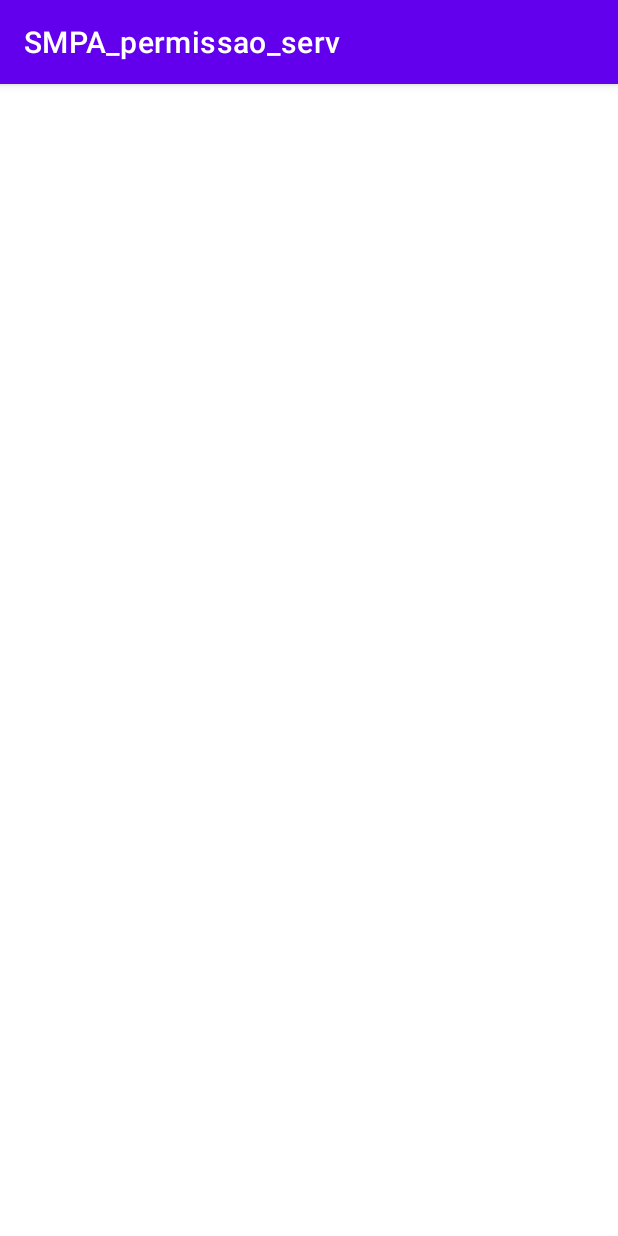
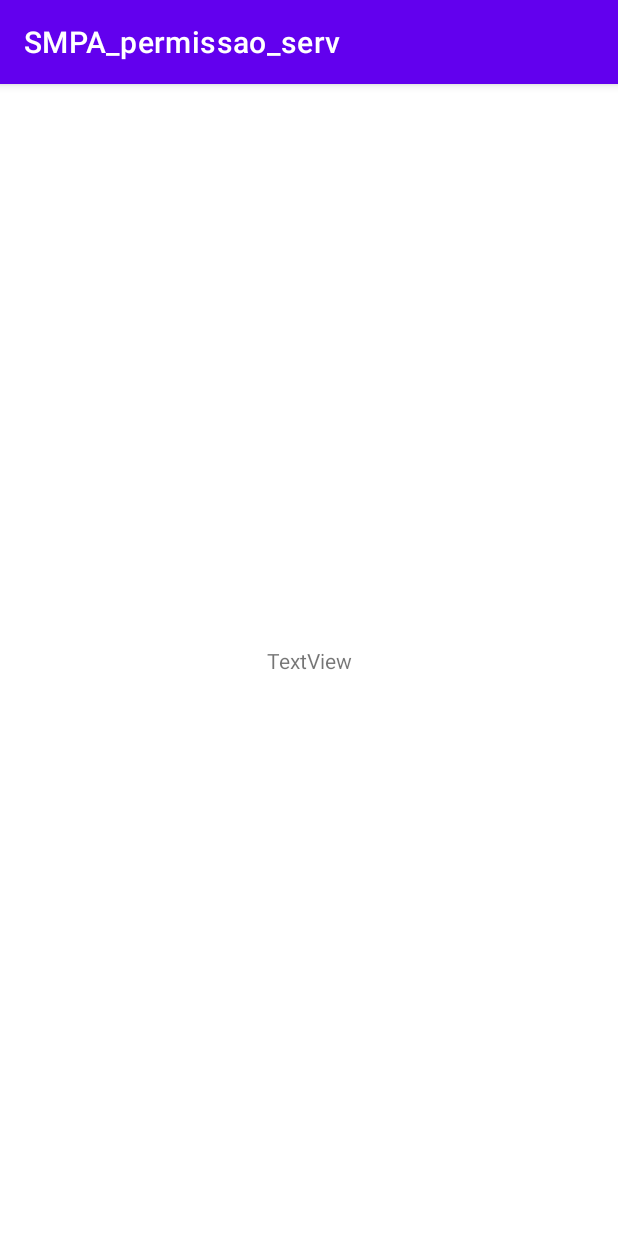
Before and after one commit to ecrseer/mylocations-androidkotlin, an Android app: the PermissaoActivity screen opened directly, with no data from a screen before it, on a phone screen of 412 x 824 dp. Run offline under Robolectric (Android 15) with nearby library versions, the phone set to English and light mode, and no system bars.

Commit message:
view model cleanup d

```diff
--- a/app/src/main/AndroidManifest.xml
+++ b/app/src/main/AndroidManifest.xml
@@ -12,6 +12,7 @@
 
     <uses-permission android:name="android.permission.ACCESS_COARSE_LOCATION" />
     <uses-permission android:name="android.permission.ACCESS_FINE_LOCATION" />
+    <uses-permission android:name="android.permission.READ_PHONE_NUMBERS" />
     <uses-permission android:name="android.permission.WRITE_EXTERNAL_STORAGE"></uses-permission>
     <uses-permission android:name="android.permission.READ_CONTACTS" />
 
--- a/app/src/main/java/infnet/android/smpa_permissao_serv/LocalHoraRecyclerViewAdapter.kt
+++ b/app/src/main/java/infnet/android/smpa_permissao_serv/LocalHoraRecyclerViewAdapter.kt
@@ -11,10 +11,7 @@ import infnet.android.smpa_permissao_serv.databinding.FragmentLocalhoraBinding
 import java.text.SimpleDateFormat
 import java.util.*
 
-/**
- * [RecyclerView.Adapter] that can display a [PlaceholderItem].
- * TODO: Replace the implementation with code for your data type.
- */
+
 class LocalHoraRecyclerViewAdapter(
     private val values: MutableList<Location>
 ) : RecyclerView.Adapter<LocalHoraRecyclerViewAdapter.ViewHolder>() {
--- a/app/src/main/java/infnet/android/smpa_permissao_serv/MainActivity.kt
+++ b/app/src/main/java/infnet/android/smpa_permissao_serv/MainActivity.kt
@@ -1,7 +1,9 @@
 package infnet.android.smpa_permissao_serv
 
+import android.content.Context
 import android.os.Bundle
 import android.provider.ContactsContract
+import android.telephony.TelephonyManager
 import com.google.android.material.snackbar.Snackbar
 import androidx.appcompat.app.AppCompatActivity
 import androidx.navigation.findNavController
--- a/app/src/main/java/infnet/android/smpa_permissao_serv/PermissaoActivity.kt
+++ b/app/src/main/java/infnet/android/smpa_permissao_serv/PermissaoActivity.kt
@@ -6,5 +6,6 @@ import android.os.Bundle
 class PermissaoActivity : AppCompatActivity() {
     override fun onCreate(savedInstanceState: Bundle?) {
         super.onCreate(savedInstanceState)
+        setContentView(R.layout.permissao_activity)
     }
 }
--- a/app/src/main/res/layout/permissao_activity.xml
+++ b/app/src/main/res/layout/permissao_activity.xml
@@ -1,6 +1,18 @@
 <?xml version="1.0" encoding="utf-8"?>
 <androidx.constraintlayout.widget.ConstraintLayout xmlns:android="http://schemas.android.com/apk/res/android"
+    xmlns:app="http://schemas.android.com/apk/res-auto"
+    xmlns:tools="http://schemas.android.com/tools"
     android:layout_width="match_parent"
     android:layout_height="match_parent">
 
+    <TextView
+        android:id="@+id/lbl_outer_activity"
+        android:layout_width="wrap_content"
+        android:layout_height="wrap_content"
+        android:text="TextView"
+        app:layout_constraintBottom_toBottomOf="parent"
+        app:layout_constraintEnd_toEndOf="parent"
+        app:layout_constraintHorizontal_bias="0.5"
+        app:layout_constraintStart_toStartOf="parent"
+        app:layout_constraintTop_toTopOf="parent" />
 </androidx.constraintlayout.widget.ConstraintLayout>
```
Also changed, not shown: app/src/main/java/infnet/android/smpa_permissao_serv/GravarLocalFragment.kt (+0 -12 lines), app/src/main/java/infnet/android/smpa_permissao_serv/LocalHoraViewModel.kt (+0 -20 lines).
